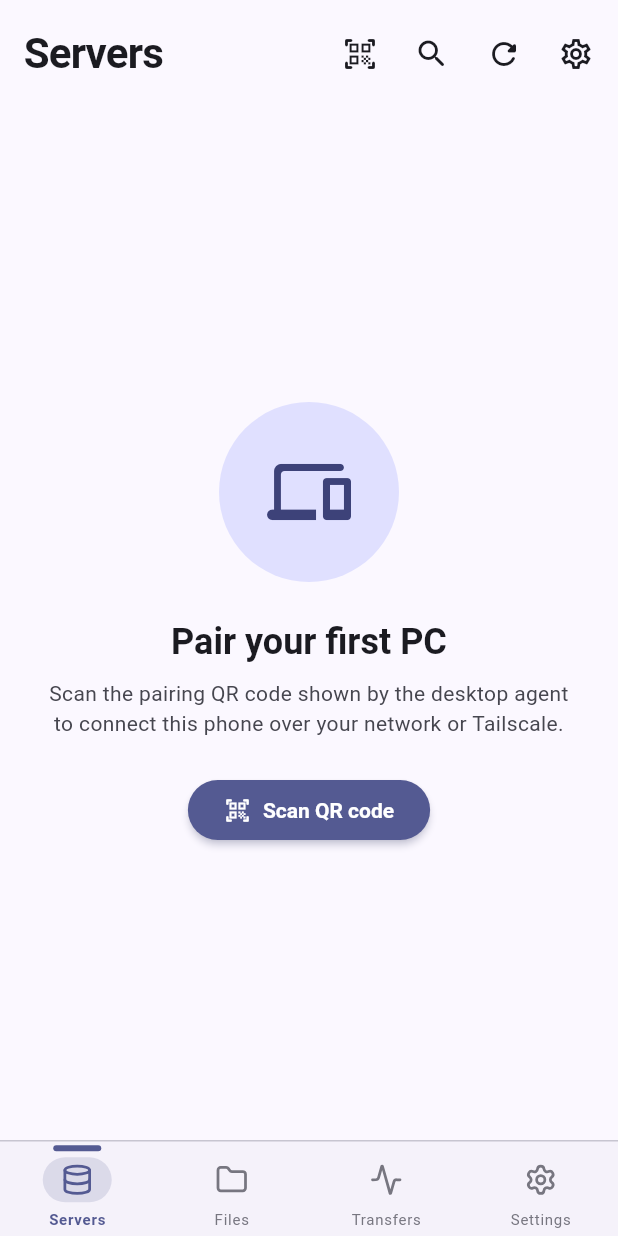
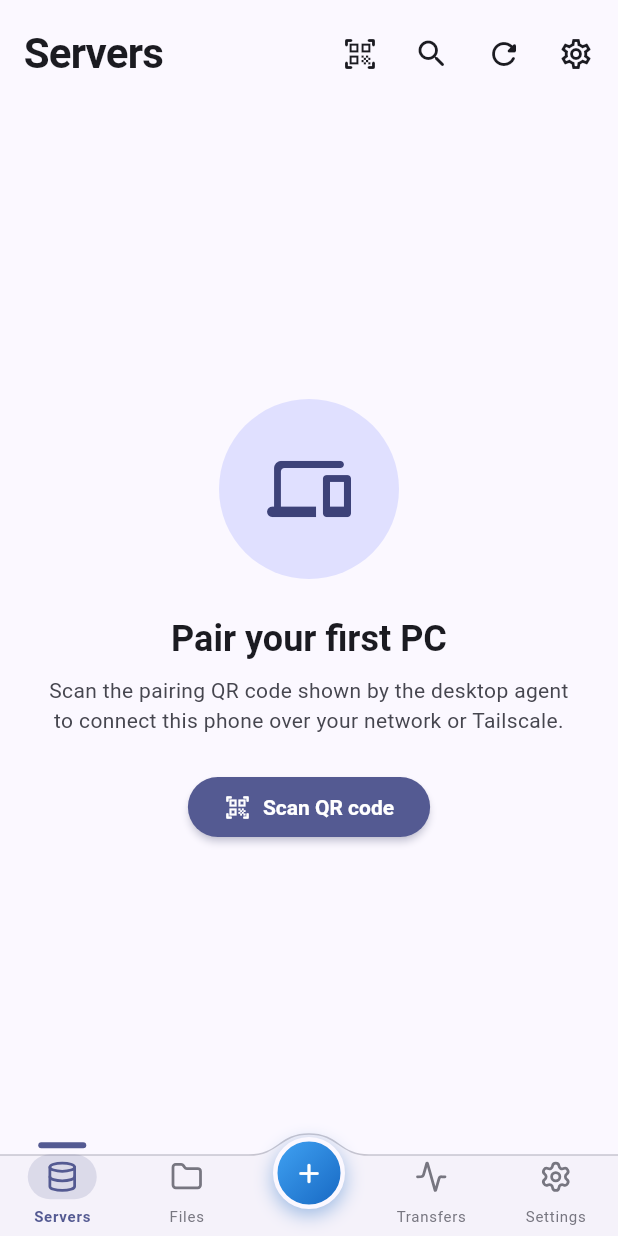
Before and after one commit to ZaidQamhieh/remote-file-explorer, a Flutter app: the HomeShell screen opened directly, item 2 of the bottom bar chosen, after a tap on "Servers", on a phone screen of 412 x 824 dp. Run offline on Flutter 3.47's test engine with Material 3 defaults, Android fonts, the phone set to English and light mode, and no system bars; drawn by our look-alikes of dynamic_color; our stand-ins replace battery_plus, chewie, connectivity_plus, dio, file_picker, flutter_local_notifications and 12 more; missing offline and left inert: cryptography, mobile_scanner, pdfx, photo_manager, receive_sharing_intent, workmanager; accounts and stored records are empty; network calls fail; statements that could not run were skipped.

Commit message:
feat(app): curved-notch bottom nav with center Add button
Implements the approved mockup: AppBottomNav gets a CustomPainter-drawn
curved notch (traced with a hairline border since the fill barely
contrasts against the app background otherwise) and a docked "Add
computer" FAB, replacing the old rectangular pill-indicator bar +
Servers-screen-local FAB. Tabs split 2-and-2 in flex groups around a
fixed spacer matching the notch width, so labels can't collide with
the FAB regardless of length.

HostListScreen.addComputer is now public+static so the shell-level nav
(shared across all 4 tabs) and the per-screen empty-state button call
the same pairing-flow path.

Verified live: notch renders, tab switching works, Add opens the
pairing screen, Transfers' longer label doesn't crowd anything.

Co-Authored-By: Claude Sonnet 5 <noreply@anthropic.com>
Claude-Session: https://claude.ai/code/session_014AR463oa75aBV25qo4tjzw

```diff
--- a/app/lib/features/home/home_shell.dart
+++ b/app/lib/features/home/home_shell.dart
@@ -79,6 +79,7 @@ class HomeShell extends ConsumerWidget {
                   onDestinationSelected:
                       (i) =>
                           ref.read(selectedTabIndexProvider.notifier).state = i,
+                  onAddPressed: () => HostListScreen.addComputer(context, ref),
                   destinations: const [
                     AppBottomNavDestination(
                       icon: LucideIcons.database,
--- a/app/lib/features/home/widgets/app_bottom_nav.dart
+++ b/app/lib/features/home/widgets/app_bottom_nav.dart
@@ -15,37 +15,54 @@ class AppBottomNavDestination {
   final String label;
 }
 
-/// Bottom tab bar matching the Figma design's `BottomNav`: icon + small label,
-/// with a short rounded pill above the active tab's icon instead of Material's
-/// pill-behind-the-icon indicator. Replaces the stock [NavigationBar] so the
-/// 4-tab shell matches the intended look.
+const double _kBarHeight = 68;
+const double _kNotchDepth = 14;
+const double _kHalfNotchWidth = 40;
+const double _kFabDiameter = 48;
+
+/// Bottom tab bar with a curved notch cut into the top edge and a floating
+/// "Add computer" button docked in it — a constant action shared across all
+/// 4 tabs, not a 5th destination. [destinations] must have exactly 4 entries
+/// (2 either side of the notch).
 class AppBottomNav extends StatelessWidget {
   const AppBottomNav({
     super.key,
     required this.selectedIndex,
     required this.onDestinationSelected,
     required this.destinations,
+    required this.onAddPressed,
   });
 
   final int selectedIndex;
   final ValueChanged<int> onDestinationSelected;
   final List<AppBottomNavDestination> destinations;
+  final VoidCallback onAddPressed;
 
   @override
   Widget build(BuildContext context) {
     final scheme = Theme.of(context).colorScheme;
     return DecoratedBox(
-      decoration: BoxDecoration(
-        color: scheme.surfaceContainerLow,
-        border: Border(top: BorderSide(color: scheme.outlineVariant)),
-      ),
+      decoration: BoxDecoration(color: scheme.surface),
       child: SafeArea(
         top: false,
         child: SizedBox(
-          height: 64,
+          height: _kBarHeight,
+          child: Stack(
+            children: [
+              Positioned.fill(
+                child: CustomPaint(
+                  painter: _NotchBarPainter(
+                    color: scheme.surfaceContainerLow,
+                    borderColor: scheme.outlineVariant,
+                  ),
+                ),
+              ),
+              Row(
+                children: [
+                  Expanded(
                     child: Row(
                       children: [
-              for (var i = 0; i < destinations.length; i++)
+                        for (var i = 0; i < 2; i++)
                           Expanded(
                             child: _NavButton(
                               destination: destinations[i],
@@ -56,9 +73,124 @@ class AppBottomNav extends StatelessWidget {
                       ],
                     ),
                   ),
+                  const SizedBox(width: _kHalfNotchWidth * 2),
+                  Expanded(
+                    child: Row(
+                      children: [
+                        for (var i = 2; i < 4; i++)
+                          Expanded(
+                            child: _NavButton(
+                              destination: destinations[i],
+                              selected: i == selectedIndex,
+                              onTap: () => onDestinationSelected(i),
+                            ),
+                          ),
+                      ],
+                    ),
+                  ),
+                ],
+              ),
+              Positioned(
+                top: 2,
+                left: 0,
+                right: 0,
+                child: Center(
+                  child: Tooltip(
+                    message: 'Add computer',
+                    child: InkResponse(
+                      onTap: onAddPressed,
+                      radius: 32,
+                      child: Container(
+                        width: _kFabDiameter,
+                        height: _kFabDiameter,
+                        decoration: BoxDecoration(
+                          shape: BoxShape.circle,
+                          gradient: LinearGradient(
+                            begin: Alignment.topLeft,
+                            end: Alignment.bottomRight,
+                            colors: [
+                              Colors.blue.shade400,
+                              Colors.blue.shade800,
+                            ],
+                          ),
+                          border: Border.all(color: scheme.surface, width: 3),
+                          boxShadow: [
+                            BoxShadow(
+                              color: Colors.blue.shade800.withValues(
+                                alpha: 0.4,
+                              ),
+                              blurRadius: 10,
+                              offset: const Offset(0, 4),
+                            ),
+                          ],
+                        ),
+                        child: const Icon(
+                          Icons.add_rounded,
+                          color: Colors.white,
+                          size: 22,
+                        ),
+                      ),
+                    ),
+                  ),
+                ),
+              ),
+            ],
+          ),
+        ),
       ),
     );
   }
+}
+
+/// Fills the bar with a curved notch cut into the top edge, centered —
+/// same silhouette as the `curved_navigation_bar` package, sized to
+/// [_kHalfNotchWidth]/[_kNotchDepth] so [AppBottomNav]'s Add button nests
+/// into it.
+class _NotchBarPainter extends CustomPainter {
+  const _NotchBarPainter({required this.color, required this.borderColor});
+
+  final Color color;
+  final Color borderColor;
+
+  @override
+  void paint(Canvas canvas, Size size) {
+    final cx = size.width / 2;
+    const w = _kHalfNotchWidth;
+    const d = _kNotchDepth;
+    const c = 20.0; // bezier control-point offset, tunes curve smoothness
+    final fillPath =
+        Path()
+          ..moveTo(0, d)
+          ..lineTo(cx - w, d)
+          ..cubicTo(cx - w + c, d, cx - w + c, 0, cx, 0)
+          ..cubicTo(cx + w - c, 0, cx + w - c, d, cx + w, d)
+          ..lineTo(size.width, d)
+          ..lineTo(size.width, size.height)
+          ..lineTo(0, size.height)
+          ..close();
+    canvas.drawPath(fillPath, Paint()..color = color);
+
+    // Trace just the top edge (curve + flat shoulders) for definition —
+    // the surface fill barely differs from the app background otherwise.
+    final borderPath =
+        Path()
+          ..moveTo(0, d)
+          ..lineTo(cx - w, d)
+          ..cubicTo(cx - w + c, d, cx - w + c, 0, cx, 0)
+          ..cubicTo(cx + w - c, 0, cx + w - c, d, cx + w, d)
+          ..lineTo(size.width, d);
+    canvas.drawPath(
+      borderPath,
+      Paint()
+        ..color = borderColor
+        ..style = PaintingStyle.stroke
+        ..strokeWidth = 1,
+    );
+  }
+
+  @override
+  bool shouldRepaint(_NotchBarPainter oldDelegate) =>
+      oldDelegate.color != color || oldDelegate.borderColor != borderColor;
 }
 
 class _NavButton extends StatelessWidget {
--- a/app/lib/features/hosts/host_list_screen.dart
+++ b/app/lib/features/hosts/host_list_screen.dart
@@ -73,40 +73,6 @@ class HostListScreen extends ConsumerWidget {
           const SizedBox(width: Spacing.xs),
         ],
       ),
-      floatingActionButton:
-          hostCount > 0
-              ? Tooltip(
-                message: context.l10n.addComputerButton,
-                child: InkResponse(
-                  onTap: () => _addComputer(context, ref),
-                  radius: 40,
-                  child: Container(
-                    width: 52,
-                    height: 52,
-                    decoration: BoxDecoration(
-                      shape: BoxShape.circle,
-                      gradient: LinearGradient(
-                        begin: Alignment.topLeft,
-                        end: Alignment.bottomRight,
-                        colors: [Colors.blue.shade400, Colors.blue.shade800],
-                      ),
-                      boxShadow: [
-                        BoxShadow(
-                          color: Colors.blue.shade800.withValues(alpha: 0.4),
-                          blurRadius: 10,
-                          offset: const Offset(0, 4),
-                        ),
-                      ],
-                    ),
-                    child: const Icon(
-                      Icons.add_rounded,
-                      color: Colors.white,
-                      size: 22,
-                    ),
-                  ),
-                ),
-              )
-              : null,
       body: Column(
         children: [
           const UpdateBanner(),
@@ -122,7 +88,7 @@ class HostListScreen extends ConsumerWidget {
                 if (hosts.isEmpty) {
                   return _EmptyState(
                     scheme: scheme,
-                    onScan: () => _addComputer(context, ref),
+                    onScan: () => addComputer(context, ref),
                   );
                 }
                 return RefreshIndicator(
@@ -180,7 +146,10 @@ class HostListScreen extends ConsumerWidget {
     );
   }
 
-  Future<void> _addComputer(
+  /// Pushes the pairing flow and reloads the host store on return. Public
+  /// (and static) so the persistent bottom nav's center Add button — shared
+  /// across all 4 tabs, not just this screen — can trigger the same flow.
+  static Future<void> addComputer(
     BuildContext context,
     WidgetRef ref, {
     String? prefillAddress,
```
Lines whose indentation alone changed are shown as unchanged.
